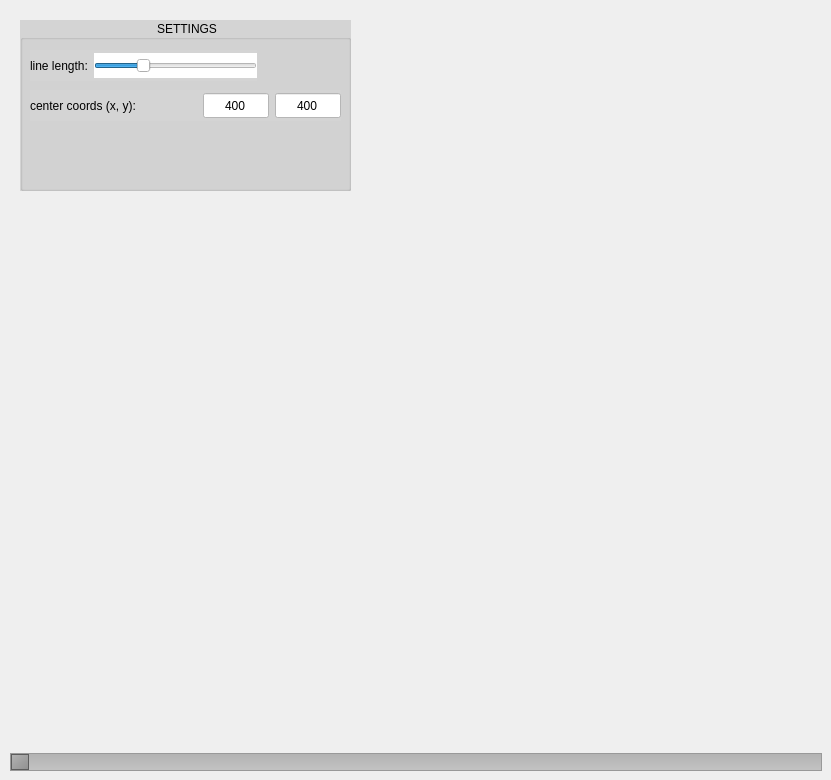
The window that app/window.ui (tenolly/l-systems) describes before a commit, drawn with Qt 5.
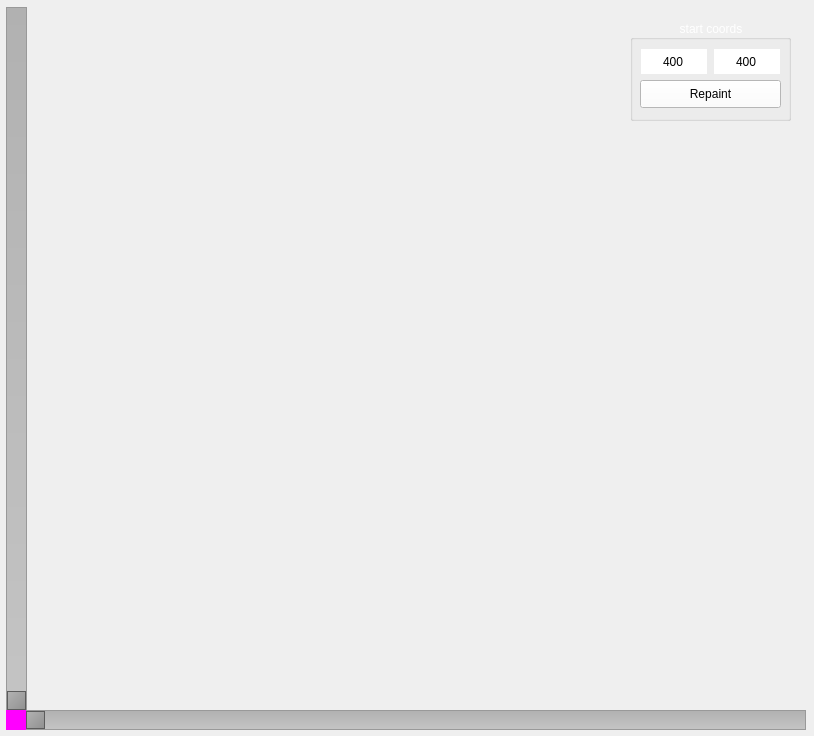
The same window after the commit.

```diff
--- a/app/window.ui
+++ b/app/window.ui
@@ -6,8 +6,8 @@
    <rect>
     <x>0</x>
     <y>0</y>
-    <width>831</width>
-    <height>780</height>
+    <width>814</width>
+    <height>736</height>
    </rect>
   </property>
   <property name="windowTitle">
@@ -20,65 +20,74 @@
    <property name="styleSheet">
     <string notr="true"/>
    </property>
-   <widget class="QGroupBox" name="settings_box">
+   <widget class="QSlider" name="evolution_step">
     <property name="geometry">
      <rect>
-      <x>20</x>
-      <y>20</y>
-      <width>331</width>
-      <height>171</height>
+      <x>25</x>
+      <y>708</y>
+      <width>781</width>
+      <height>25</height>
      </rect>
     </property>
-    <property name="styleSheet">
-     <string notr="true">font: 10pt &quot;MS Shell Dlg 2&quot;;
-background-color: rgb(212, 212, 212);</string>
+    <property name="minimumSize">
+     <size>
+      <width>130</width>
+      <height>25</height>
+     </size>
     </property>
-    <property name="title">
-     <string>SETTINGS</string>
+    <property name="maximumSize">
+     <size>
+      <width>177777</width>
+      <height>25</height>
+     </size>
     </property>
-    <property name="alignment">
-     <set>Qt::AlignCenter</set>
+    <property name="styleSheet">
+     <string notr="true">QSlider::groove:horizontal {
+    border: 1px solid #999999;
+    height: 18px;
+    background: qlineargradient(x1:0, y1:0, x2:0, y2:1, stop:0 #B1B1B1, stop:1 #c4c4c4);
+}
+
+QSlider::handle:horizontal {
+    background: qlineargradient(x1:0, y1:0, x2:1, y2:1, stop:0 #b4b4b4, stop:1 #8f8f8f);
+    border: 1px solid #5c5c5c;
+    width: 17px;
+}</string>
     </property>
-    <widget class="QWidget" name="horizontalLayoutWidget_2">
-     <property name="geometry">
-      <rect>
-       <x>10</x>
-       <y>30</y>
-       <width>227</width>
-       <height>31</height>
-      </rect>
-     </property>
-     <layout class="QHBoxLayout" name="horizontalLayout">
-      <item>
-       <widget class="QLabel" name="line_length_label">
-        <property name="styleSheet">
-         <string notr="true">font: 11pt &quot;MS Shell Dlg 2&quot;;</string>
-        </property>
-        <property name="text">
-         <string>line length:</string>
-        </property>
-        <property name="alignment">
-         <set>Qt::AlignCenter</set>
-        </property>
-       </widget>
-      </item>
-      <item>
+    <property name="minimum">
+     <number>1</number>
+    </property>
+    <property name="maximum">
+     <number>7</number>
+    </property>
+    <property name="sliderPosition">
+     <number>1</number>
+    </property>
+    <property name="orientation">
+     <enum>Qt::Horizontal</enum>
+    </property>
+   </widget>
        <widget class="QSlider" name="line_length">
-        <property name="minimumSize">
-         <size>
-          <width>130</width>
-          <height>25</height>
-         </size>
-        </property>
-        <property name="maximumSize">
-         <size>
-          <width>177777</width>
-          <height>25</height>
-         </size>
+    <property name="geometry">
+     <rect>
+      <x>4</x>
+      <y>7</y>
+      <width>25</width>
+      <height>704</height>
+     </rect>
         </property>
         <property name="styleSheet">
-         <string notr="true">background-color: rgb(255, 255, 255);
-border-color: rgb(0, 0, 0);</string>
+     <string notr="true">QSlider::groove:vertical {
+    border: 1px solid #999999;
+    width: 19px;
+    background: qlineargradient(x1:0, y1:0, x2:0, y2:1, stop:0 #B1B1B1, stop:1 #c4c4c4);
+}
+
+QSlider::handle:vertical {
+    background: qlineargradient(x1:0, y1:0, x2:1, y2:1, stop:0 #b4b4b4, stop:1 #8f8f8f);
+    border: 1px solid #5c5c5c;
+    height: 17px;
+}</string>
         </property>
         <property name="minimum">
          <number>1</number>
@@ -86,37 +95,58 @@
         <property name="maximum">
          <number>15</number>
         </property>
-        <property name="sliderPosition">
-         <number>5</number>
-        </property>
         <property name="orientation">
-         <enum>Qt::Horizontal</enum>
-        </property>
-       </widget>
-      </item>
-     </layout>
-    </widget>
-    <widget class="QWidget" name="horizontalLayoutWidget_3">
+     <enum>Qt::Vertical</enum>
+    </property>
+   </widget>
+   <widget class="QPushButton" name="choose_color_button">
+    <property name="enabled">
+     <bool>true</bool>
+    </property>
+    <property name="geometry">
+     <rect>
+      <x>6</x>
+      <y>710</y>
+      <width>20</width>
+      <height>20</height>
+     </rect>
+    </property>
+    <property name="styleSheet">
+     <string notr="true">border: none;
+background-color: rgb(255, 0, 255);</string>
+    </property>
+    <property name="text">
+     <string/>
+    </property>
+   </widget>
+   <widget class="QGroupBox" name="group_box">
+    <property name="geometry">
+     <rect>
+      <x>630</x>
+      <y>20</y>
+      <width>161</width>
+      <height>101</height>
+     </rect>
+    </property>
+    <property name="styleSheet">
+     <string notr="true">font: 10pt &quot;Consolas&quot;;
+color: white;</string>
+    </property>
+    <property name="title">
+     <string>start coords</string>
+    </property>
+    <property name="alignment">
+     <set>Qt::AlignCenter</set>
+    </property>
+    <widget class="QWidget" name="">
      <property name="geometry">
       <rect>
        <x>10</x>
-       <y>70</y>
-       <width>311</width>
+       <y>26</y>
+       <width>141</width>
        <height>31</height>
       </rect>
      </property>
-     <layout class="QHBoxLayout" name="horizontalLayout_2">
-      <item>
-       <widget class="QLabel" name="center_coords_label">
-        <property name="styleSheet">
-         <string notr="true">font: 11pt &quot;MS Shell Dlg 2&quot;;</string>
-        </property>
-        <property name="text">
-         <string>center coords (x, y):</string>
-        </property>
-       </widget>
-      </item>
-      <item>
        <layout class="QHBoxLayout" name="h_layout">
         <item>
          <widget class="QLineEdit" name="center_x">
@@ -133,8 +163,10 @@
            </size>
           </property>
           <property name="styleSheet">
-           <string notr="true">font: 9pt &quot;Arial&quot;;
-background-color: rgb(255, 255, 255);</string>
+         <string notr="true">border:none;
+font: 10pt &quot;Consolas&quot;;
+background-color: rgb(255, 255, 255);
+color: qlineargradient(x1:0, y1:0, x2:1, y2:1, stop:0 #b4b4b4, stop:1 #8f8f8f);</string>
           </property>
           <property name="text">
            <string>400</string>
@@ -159,8 +191,10 @@
            </size>
           </property>
           <property name="styleSheet">
-           <string notr="true">font: 9pt &quot;Arial&quot;;
-background-color: rgb(255, 255, 255);</string>
+         <string notr="true">border: none;
+font: 10pt &quot;Consolas&quot;;
+background-color: rgb(255, 255, 255);
+color: qlineargradient(x1:0, y1:0, x2:1, y2:1, stop:0 #b4b4b4, stop:1 #8f8f8f);</string>
           </property>
           <property name="text">
            <string>400</string>
@@ -171,57 +205,25 @@
          </widget>
         </item>
        </layout>
-      </item>
-     </layout>
     </widget>
-   </widget>
-   <widget class="QSlider" name="evolution_step">
+    <widget class="QPushButton" name="repaint_button">
     <property name="geometry">
      <rect>
       <x>10</x>
-      <y>750</y>
-      <width>812</width>
-      <height>25</height>
-     </rect>
-    </property>
-    <property name="minimumSize">
-     <size>
-      <width>130</width>
-      <height>25</height>
-     </size>
-    </property>
-    <property name="maximumSize">
-     <size>
-      <width>177777</width>
-      <height>25</height>
-     </size>
-    </property>
+       <y>60</y>
+       <width>141</width>
+       <height>28</height>
+      </rect>
+     </property>
     <property name="styleSheet">
-     <string notr="true">QSlider::groove:horizontal {
-    border: 1px solid #999999;
-    height: 16px; /* the groove expands to the size of the slider by default. by giving it a height, it has a fixed size */
-    background: qlineargradient(x1:0, y1:0, x2:0, y2:1, stop:0 #B1B1B1, stop:1 #c4c4c4);
-    margin: 2px 0;
-}
-
-QSlider::handle:horizontal {
-    background: qlineargradient(x1:0, y1:0, x2:1, y2:1, stop:0 #b4b4b4, stop:1 #8f8f8f);
-    border: 1px solid #5c5c5c;
-    width: 16px;
-}</string>
-    </property>
-    <property name="minimum">
-     <number>1</number>
-    </property>
-    <property name="maximum">
-     <number>7</number>
-    </property>
-    <property name="sliderPosition">
-     <number>1</number>
-    </property>
-    <property name="orientation">
-     <enum>Qt::Horizontal</enum>
-    </property>
+      <string notr="true">font: 10pt &quot;Consolas&quot;;
+background-color: rgb(255, 255, 255);
+color: black;</string>
+     </property>
+     <property name="text">
+      <string>Repaint</string>
+     </property>
+    </widget>
    </widget>
   </widget>
  </widget>
```
Lines whose indentation alone changed are shown as unchanged.
